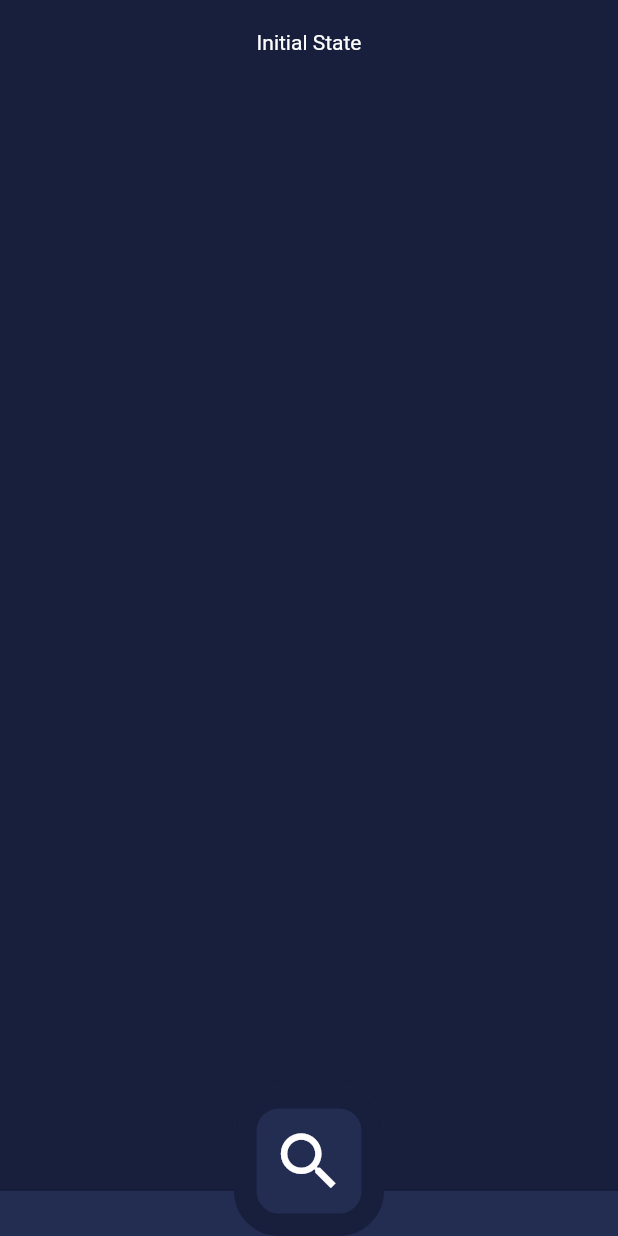
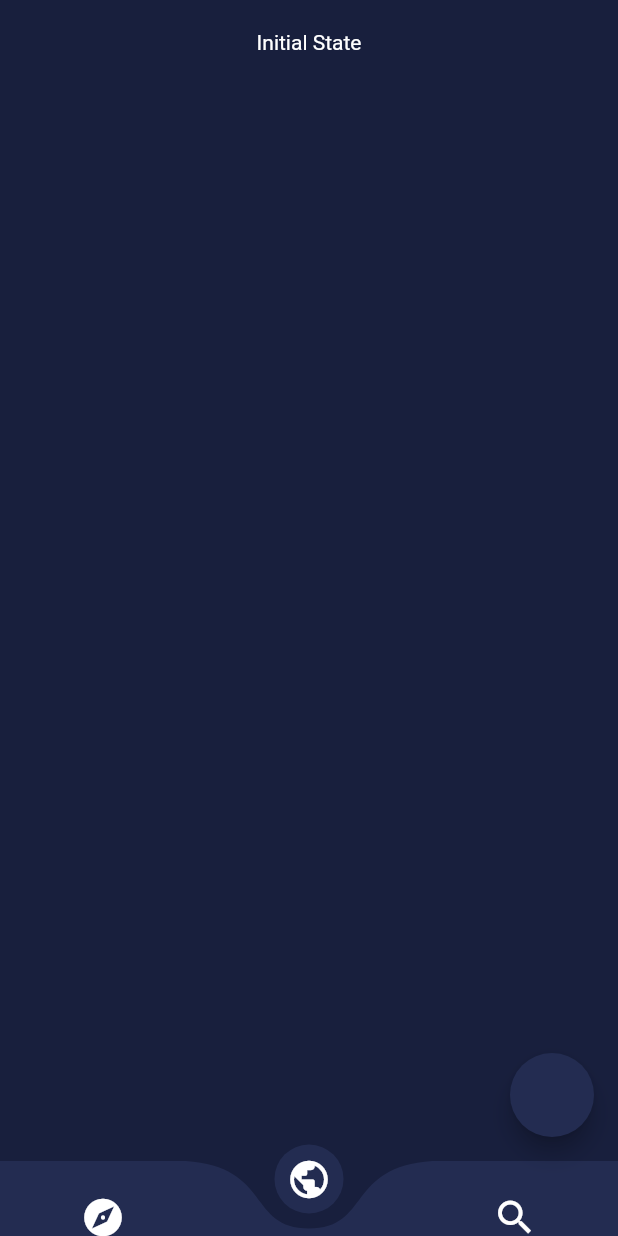
Before and after one commit to JoaoCarlosAzevedo/corona-tracker, a Flutter app: the screen it shows after launch, on a phone screen of 412 x 824 dp. Run offline on Flutter 3.47's test engine with Material 2 defaults, Android fonts, the phone set to English and light mode, and no system bars; drawn by our look-alikes of curved_navigation_bar; our stand-ins replace auto_size_text, cached_network_image, dio, fl_chart, flutter_mobx, mobx and 1 more; generated files the repository leaves out were written again; Roboto replaces fonts that are missing (Montserrat).

Commit message:
added floatting button

```diff
--- a/lib/pages/home_page/home_page.dart
+++ b/lib/pages/home_page/home_page.dart
@@ -45,7 +45,7 @@ class _HomePageState extends State<HomePage> {
                         return LoadDataWidgets(_globalDataStore);
                       default:
                         {
-                          return Text("Algum erro",
+                          return Text("Algum erro $_globalDataStore.erroMessage",
                             style: TextStyle(color: Colors.white));
                         }
                     }
@@ -56,13 +56,18 @@ class _HomePageState extends State<HomePage> {
           ),
         ),
       ),
-      bottomNavigationBar: CustomBottomAppBar(),
+      floatingActionButton: FloatingActionButton(onPressed: () {
+        final globaDataStore = Provider.of<GlobalApiStore>(context, listen: false);
+        globaDataStore.getGlobalData();
+      }),
+      bottomNavigationBar: CustomBottomBar(),
+     /*  bottomNavigationBar: CustomBottomAppBar(),
       floatingActionButton: SizedBox(
         width: 100,
         height: 100,
         child: CustomFloatButtom(),
       ),
-      floatingActionButtonLocation: FloatingActionButtonLocation.centerDocked,
+      floatingActionButtonLocation: FloatingActionButtonLocation.centerDocked, */
     );
   }
 }
--- a/lib/pages/home_page/widgets/bottom_appbar.dart
+++ b/lib/pages/home_page/widgets/bottom_appbar.dart
@@ -1,13 +1,30 @@
+import 'package:curved_navigation_bar/curved_navigation_bar.dart';
 import 'package:flutter/material.dart';
+class CustomBottomBar extends StatefulWidget {
+  @override
+  _CustomBottomBarState createState() => _CustomBottomBarState();
+}
 
-class CustomBottomAppBar extends StatelessWidget {
+class _CustomBottomBarState extends State<CustomBottomBar> {
+
   @override
   Widget build(BuildContext context) {
-    return BottomAppBar(
-      color: Theme.of(context).accentColor,
-      child: Container(
-        height: 30.0,
-      ),
-    );
+    return CurvedNavigationBar(
+    index: 1,
+    backgroundColor: Theme.of(context).primaryColor,
+    height: 50,
+    color: Theme.of(context).accentColor,
+    animationDuration: Duration(milliseconds: 300),
+    animationCurve: Curves.easeOutCubic,
+    items: <Widget>[
+      Icon(Icons.explore, size: 30, color: Colors.white,),
+      Icon(Icons.public, size: 30, color: Colors.white),
+      Icon(Icons.search, size: 30, color: Colors.white),
+    ],
+    onTap: (index) {
+      //Handle button tap
+      print(index);
+    },
+  );
   }
 }
--- a/lib/repositories/countries_repository.dart
+++ b/lib/repositories/countries_repository.dart
@@ -26,7 +26,7 @@ class ConnectionCountrieslRepository implements CountriesRepository {
     }catch(error) {
       print("Error $error");
 
-      return null;
+      return error;
     }
 
   }
@@ -44,7 +44,7 @@ class ConnectionCountrieslRepository implements CountriesRepository {
     }catch(error) {
       print("Error $error");
 
-      return null;
+      return error;
     }
 
   }
@@ -61,7 +61,7 @@ class ConnectionCountrieslRepository implements CountriesRepository {
 
       print("Error $error");
 
-      return null;
+      return error;
     }
   }
 
--- a/lib/stores/global_store.dart
+++ b/lib/stores/global_store.dart
@@ -55,7 +55,7 @@ abstract class _GlobalApiStoreBase with Store {
       countries.sort((a, b) => b.cases.compareTo(a.cases));
       rankedCountries = countries.take(10).toList();
     } catch (error) {
-      erroMessage = error;
+      erroMessage = error.toString();
     }
   }
 }
--- a/pubspec.yaml
+++ b/pubspec.yaml
@@ -27,6 +27,7 @@ dependencies:
   shimmer: ^1.1.1
   auto_size_text: ^2.1.0
   cached_network_image: ^2.1.0+1
+  curved_navigation_bar: ^0.3.2
 
   # The following adds the Cupertino Icons font to your application.
   # Use with the CupertinoIcons class for iOS style icons.
```
Also changed, not shown: lib/shared/bottomMenu.dart (added, +17 -0 lines), pubspec.lock.
